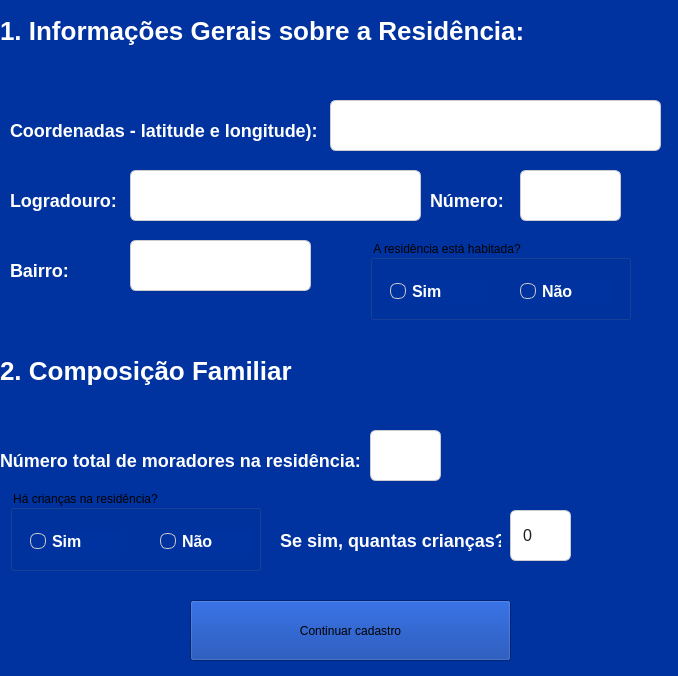
ArielAraujo18/ProjetoAcude, file code/templates/Frames/cadastrar.ui: the form before one commit.
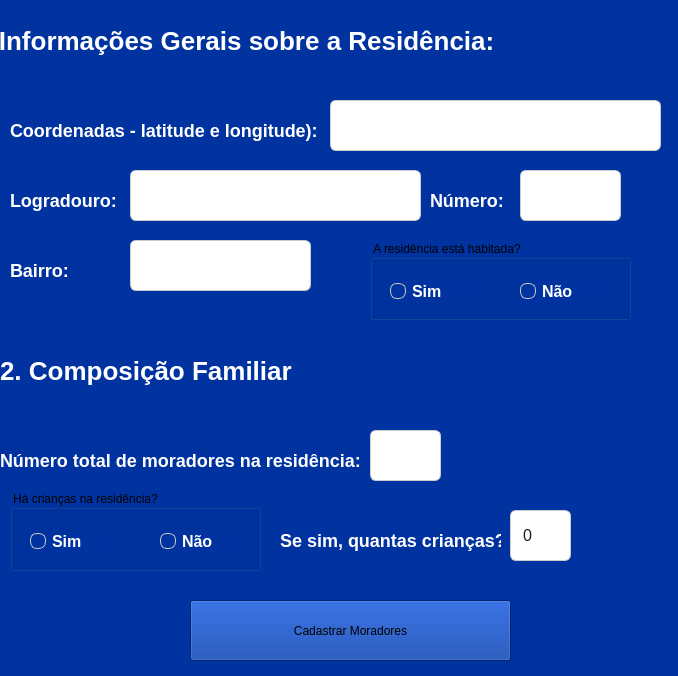
The form after the commit.

Diff of the .ui file:
```diff
--- a/code/templates/Frames/cadastrar.ui
+++ b/code/templates/Frames/cadastrar.ui
@@ -65,8 +65,8 @@
   <widget class="QLabel" name="label_8">
    <property name="geometry">
     <rect>
-     <x>0</x>
-     <y>10</y>
+     <x>-30</x>
+     <y>20</y>
      <width>681</width>
      <height>41</height>
     </rect>
@@ -570,7 +570,7 @@
 }r</string>
    </property>
    <property name="text">
-    <string>Continuar cadastro</string>
+    <string>Cadastrar Moradores</string>
    </property>
   </widget>
  </widget>
```
Left out of the diff: 30 changed lines with no effect on the pictures.
